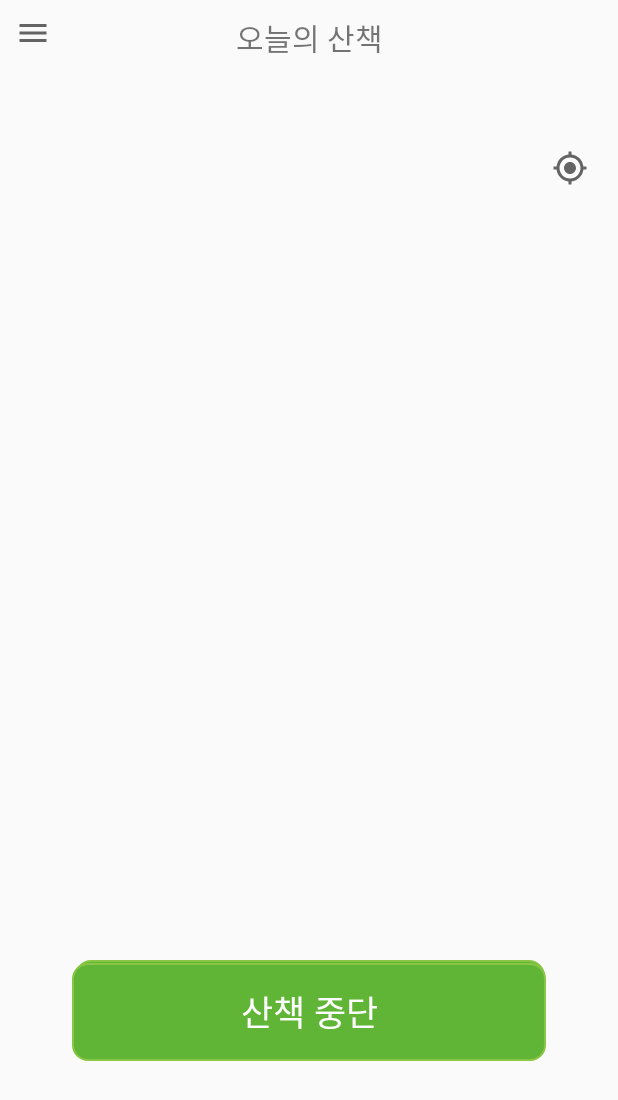
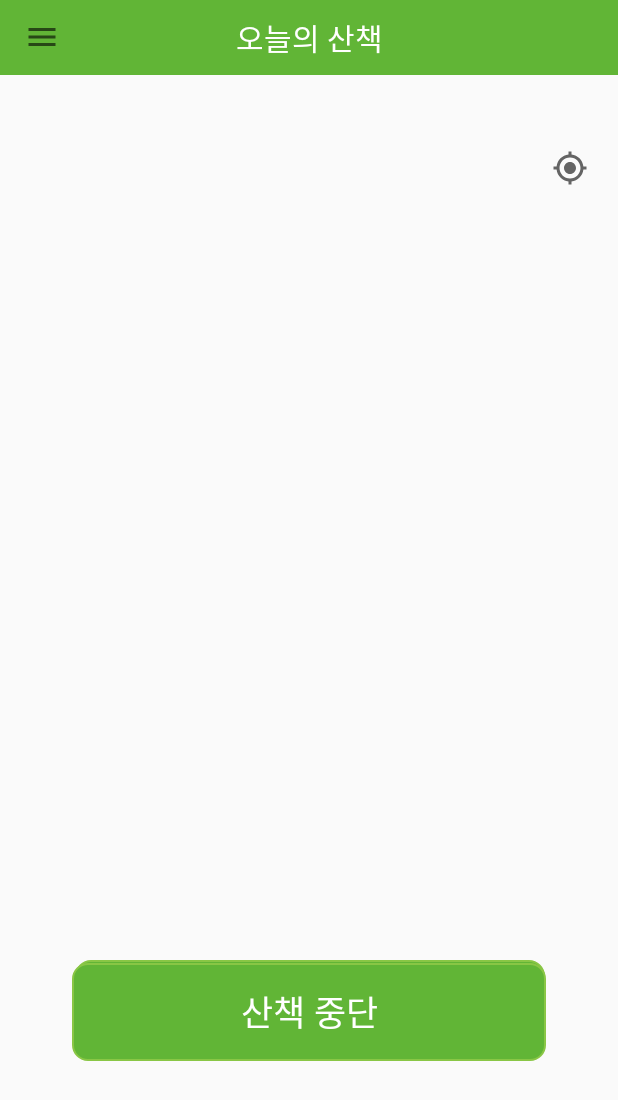
Before and after one commit to Ibodwe/walkyway, an Android app: the layout activity_main_map.xml on its own in the app's theme, with its tools: preview values and no code run, on a phone screen of 412 x 824 dp. Shown: the top 1100 px of the screen. Run offline under Robolectric (Android 15) with nearby library versions, the phone set to English and light mode, and no system bars.

Commit message:
final version

```diff
--- a/app/src/main/java/com/example/walkway/map/MainMapActivity.kt
+++ b/app/src/main/java/com/example/walkway/map/MainMapActivity.kt
@@ -793,6 +793,7 @@ class MainMapActivity() : AppCompatActivity(), MapView.CurrentLocationEventListe
         hamburgerBtn.bringToFront()
         currentBtn.bringToFront()
         themeBtn.bringToFront()
+        toolbar.bringToFront()
 
     }
 
--- a/app/src/main/res/layout/activity_main_map.xml
+++ b/app/src/main/res/layout/activity_main_map.xml
@@ -21,15 +21,25 @@
             android:layout_height="match_parent">
 
             <androidx.appcompat.widget.Toolbar
-
+                android:id="@+id/toolbar"
+                android:background="#61B536"
                 android:layout_width="match_parent"
                 android:layout_height="50dp">
 
                 <TextView
                     android:layout_gravity="center"
                     android:layout_width="wrap_content"
+                    android:textColor="@color/white"
                     android:text="오늘의 산책"
                     android:textSize="20dp"
+                    android:layout_height="wrap_content"/>
+
+                <ImageView
+                    android:id="@+id/hamburgerBtn"
+                    android:layout_marginLeft="10dp"
+                    android:layout_marginTop="10dp"
+                    android:src="@drawable/hamburger"
+                    android:layout_width="wrap_content"
                     android:layout_height="wrap_content"/>
 
             </androidx.appcompat.widget.Toolbar>
@@ -110,13 +120,7 @@
                 android:layout_height="wrap_content"/>
 
 
-            <ImageView
-                android:id="@+id/hamburgerBtn"
-                android:layout_marginLeft="10dp"
-                android:layout_marginTop="10dp"
-                android:src="@drawable/hamburger"
-                android:layout_width="wrap_content"
-                android:layout_height="wrap_content"/>
+
         </FrameLayout>
 
     </RelativeLayout>
```
